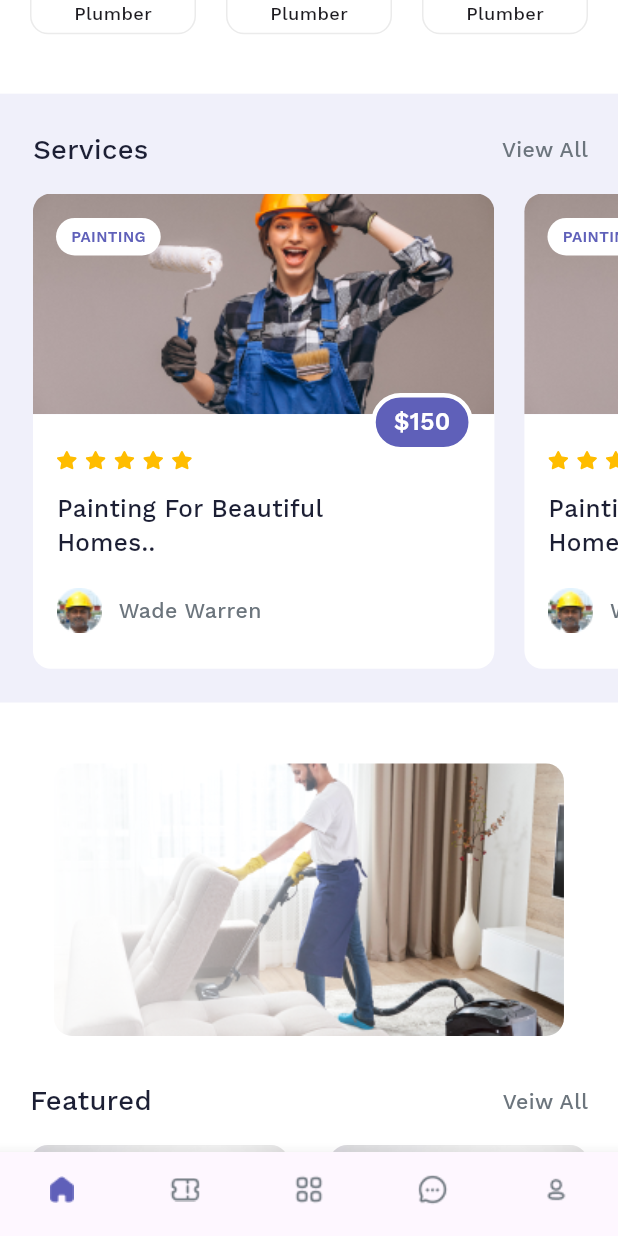
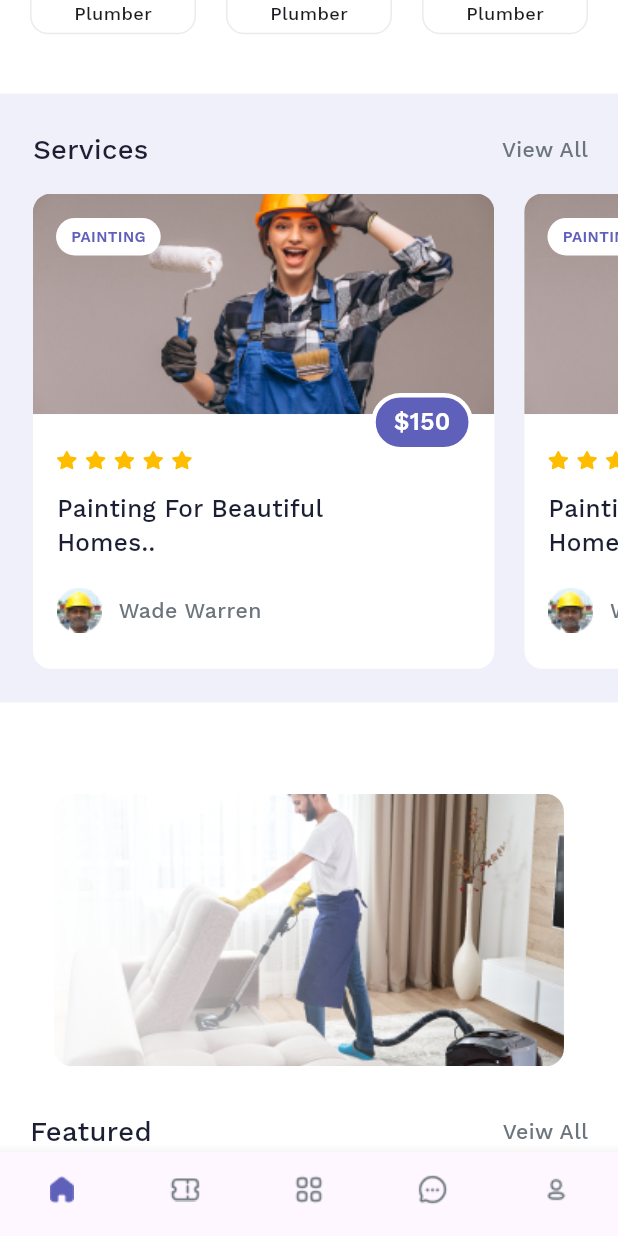
Before and after one commit to dvlpr-nirajpatil/handyman_user, a Flutter app: the HomeScreen screen opened by its route, scrolled down 576 dp, on a phone screen of 412 x 824 dp. Run offline on Flutter 3.47's test engine with Material 3 defaults, Android fonts, the phone set to English and light mode, and no system bars; drawn by our look-alikes of flutter_rating_bar, velocity_x; our stand-ins replace flutter_screenutil, flutter_svg, go_router; missing offline and left inert: customizable_counter.

Commit message:
height box added

```diff
--- a/lib/consts/spacing.dart
+++ b/lib/consts/spacing.dart
@@ -1,5 +1,12 @@
 import 'package:flutter/material.dart';
+import 'package:flutter_screenutil/flutter_screenutil.dart';
 
 class Spacing {
   static EdgeInsets screenPadding = EdgeInsets.symmetric(horizontal: 20);
+
+  static SizedBox heightBox(double value) {
+    return SizedBox(
+      height: value.h,
+    );
+  }
 }
--- a/lib/views/home_screen/booking_service_step_two.dart
+++ b/lib/views/home_screen/booking_service_step_two.dart
@@ -21,6 +21,7 @@ class BookingStepTwo extends StatelessWidget {
       ),
       body: Container(
         padding: Spacing.screenPadding.copyWith(top: 24.h),
+        child: SingleChildScrollView(
           child: Column(
             crossAxisAlignment: CrossAxisAlignment.start,
             children: [
@@ -107,8 +108,8 @@ class BookingStepTwo extends StatelessWidget {
                       children: [
                         Text(
                           "Apartment Cleaning",
-                        style:
-                            TextStyle(fontFamily: Typo.medium, fontSize: 18.sp),
+                          style: TextStyle(
+                              fontFamily: Typo.medium, fontSize: 18.sp),
                         ),
                         SizedBox(
                           height: 16.h,
@@ -324,6 +325,7 @@ class BookingStepTwo extends StatelessWidget {
             ],
           ),
         ),
+      ),
     );
   }
 }
--- a/lib/views/home_screen/home_screen.dart
+++ b/lib/views/home_screen/home_screen.dart
@@ -8,7 +8,7 @@ import 'package:handyman_user/consts/color_pallet.dart';
 import 'package:handyman_user/consts/spacing.dart';
 import 'package:handyman_user/consts/typography.dart';
 import 'package:handyman_user/views/home_screen/book_service_step_one.dart';
-import 'package:handyman_user/views/home_screen/service_detail.dart';
+
 import 'package:velocity_x/velocity_x.dart';
 
 class HomeScreen extends StatelessWidget {
@@ -109,7 +109,7 @@ class HomeScreen extends StatelessWidget {
                       ),
                       Spacer(),
                       Text(
-                        "Veiw All",
+                        "View All",
                         style: TextStyle(
                             fontFamily: Typo.medium,
                             fontSize: 14.sp,
@@ -119,7 +119,7 @@ class HomeScreen extends StatelessWidget {
                   ),
                   SizedBox(height: 15.h),
                   GridView.builder(
-                    scrollDirection: Axis.vertical,
+                    physics: NeverScrollableScrollPhysics(),
                     shrinkWrap: true,
                     gridDelegate: SliverGridDelegateWithFixedCrossAxisCount(
                         mainAxisExtent: 109,
@@ -355,7 +355,7 @@ class HomeScreen extends StatelessWidget {
             ),
 
             // swiper
-
+            Spacing.heightBox(20),
             Container(
               padding: Spacing.screenPadding.copyWith(top: 40.h),
               child: Column(
--- a/lib/views/home_screen/widget/dotted_divider.dart
+++ b/lib/views/home_screen/widget/dotted_divider.dart
@@ -1,5 +1,3 @@
-import 'dart:ui';
-
 import 'package:flutter/material.dart';
 
 class DashLineView extends StatelessWidget {
```
Lines whose indentation alone changed are shown as unchanged.
